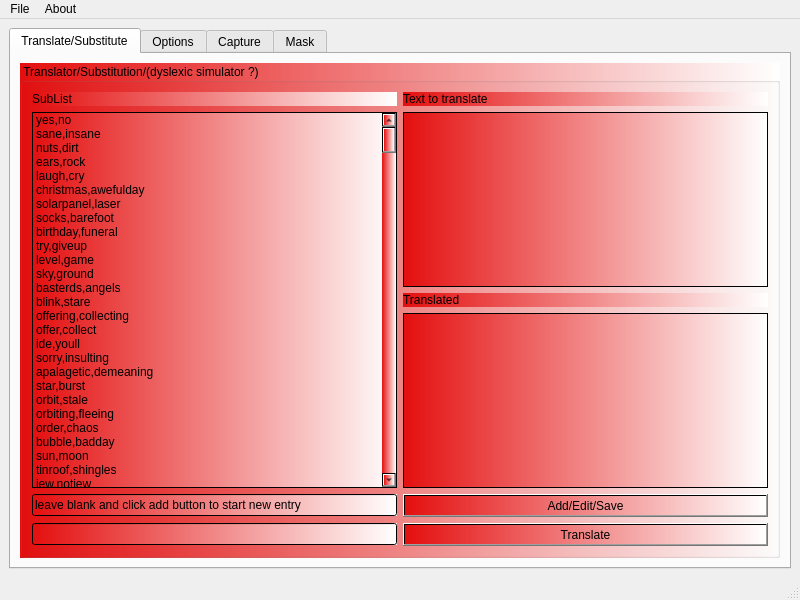
netpipe/RightHand, file mainwindow.ui: the form before one commit.
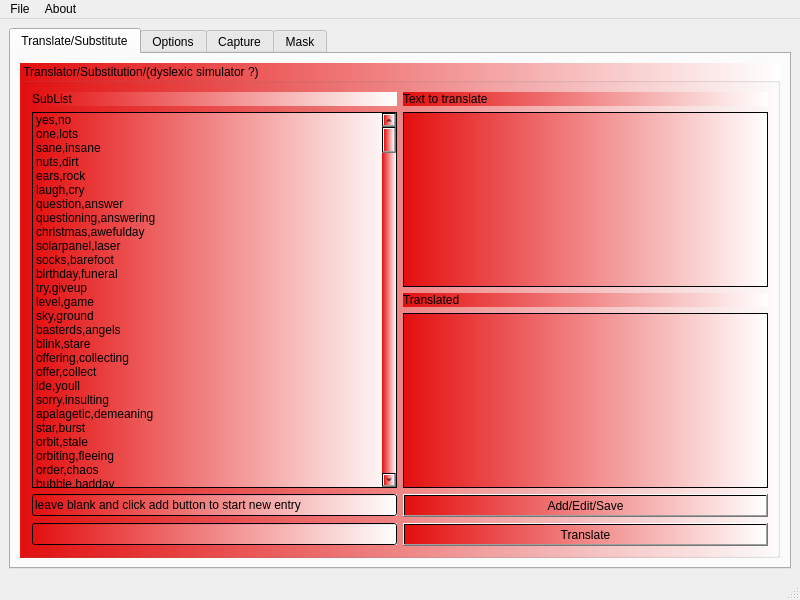
The form after the commit.

```diff
--- a/mainwindow.ui
+++ b/mainwindow.ui
@@ -98,6 +98,11 @@
                <string>yes,no</string>
               </property>
              </item>
+             <item>
+              <property name="text">
+               <string>one,lots</string>
+              </property>
+             </item>
              <item>
               <property name="text">
                <string>sane,insane</string>
@@ -118,6 +123,16 @@
                <string>laugh,cry</string>
               </property>
              </item>
+             <item>
+              <property name="text">
+               <string>question,answer</string>
+              </property>
+             </item>
+             <item>
+              <property name="text">
+               <string>questioning,answering</string>
+              </property>
+             </item>
              <item>
               <property name="text">
                <string>christmas,awefulday</string>
```
